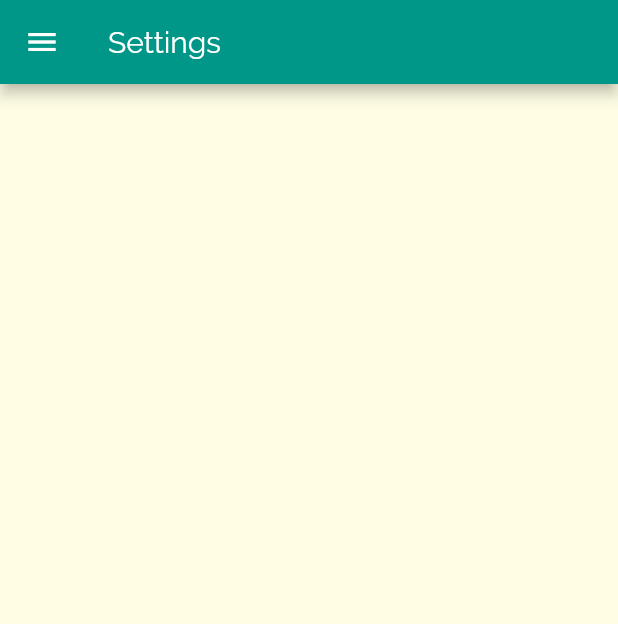
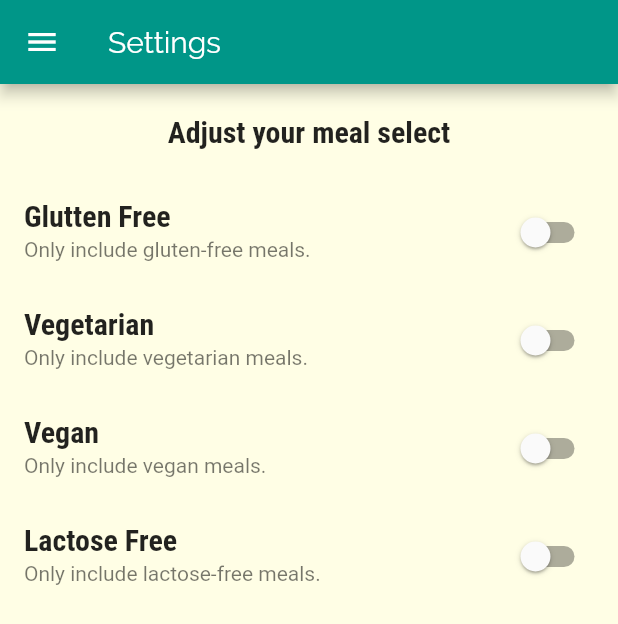
Before and after one commit to cscouto/app_food_flutter, a Flutter app: the FiltersScreen screen opened by its route, on a phone screen of 412 x 824 dp. Shown: the top 624 px of the screen. Run offline on Flutter 3.47's test engine with Material 2 defaults, Android fonts, the phone set to English and light mode, and no system bars.

Commit message:
implemented filters screen

```diff
--- a/lib/filters_scree.dart
+++ b/lib/filters_scree.dart
@@ -1,8 +1,18 @@
 import 'package:flutter/material.dart';
 import 'package:food_app/main_drawer.dart';
 
-class FiltersScreen extends StatelessWidget {
+class FiltersScreen extends StatefulWidget {
   static const routeName = '/filters-screen';
+
+  @override
+  _FiltersScreenState createState() => _FiltersScreenState();
+}
+
+class _FiltersScreenState extends State<FiltersScreen> {
+  var _glutenFree = false;
+  var _vegetarian = false;
+  var _vegan = false;
+  var _lactoseFree = false;
 
   @override
   Widget build(BuildContext context) {
@@ -10,7 +20,63 @@ class FiltersScreen extends StatelessWidget {
       appBar: AppBar(
         title: Text('Settings'),
       ),
-      body: Container(),
+      body: Column(
+        children: <Widget>[
+          Container(
+            child: Text(
+              'Adjust your meal select',
+              style: Theme.of(context).textTheme.subtitle1,
+            ),
+            padding: EdgeInsets.all(20),
+          ),
+          Expanded(
+            child: ListView(
+              children: <Widget>[
+                SwitchListTile(
+                  value: _glutenFree,
+                  title: Text('Glutten Free'),
+                  subtitle: Text('Only include gluten-free meals.'),
+                  onChanged: (newValue) {
+                    setState(() {
+                      _glutenFree = newValue;
+                    });
+                  },
+                ),
+                SwitchListTile(
+                  value: _vegetarian,
+                  title: Text('Vegetarian'),
+                  subtitle: Text('Only include vegetarian meals.'),
+                  onChanged: (newValue) {
+                    setState(() {
+                      _vegetarian = newValue;
+                    });
+                  },
+                ),
+                SwitchListTile(
+                  value: _vegan,
+                  title: Text('Vegan'),
+                  subtitle: Text('Only include vegan meals.'),
+                  onChanged: (newValue) {
+                    setState(() {
+                      _vegan = newValue;
+                    });
+                  },
+                ),
+                SwitchListTile(
+                  value: _lactoseFree,
+                  title: Text('Lactose Free'),
+                  subtitle: Text('Only include lactose-free meals.'),
+                  onChanged: (newValue) {
+                    setState(() {
+                      _lactoseFree = newValue;
+                    });
+                  },
+                ),
+              ],
+            ),
+          )
+        ],
+      ),
       drawer: MainDrawer(),
     );
   }
--- a/lib/main.dart
+++ b/lib/main.dart
@@ -7,7 +7,12 @@ import './categories_screen.dart';
 
 void main() => runApp(MyApp());
 
-class MyApp extends StatelessWidget {
+class MyApp extends StatefulWidget {
+  @override
+  _MyAppState createState() => _MyAppState();
+}
+
+class _MyAppState extends State<MyApp> {
   @override
   Widget build(BuildContext context) {
     return MaterialApp(
```
